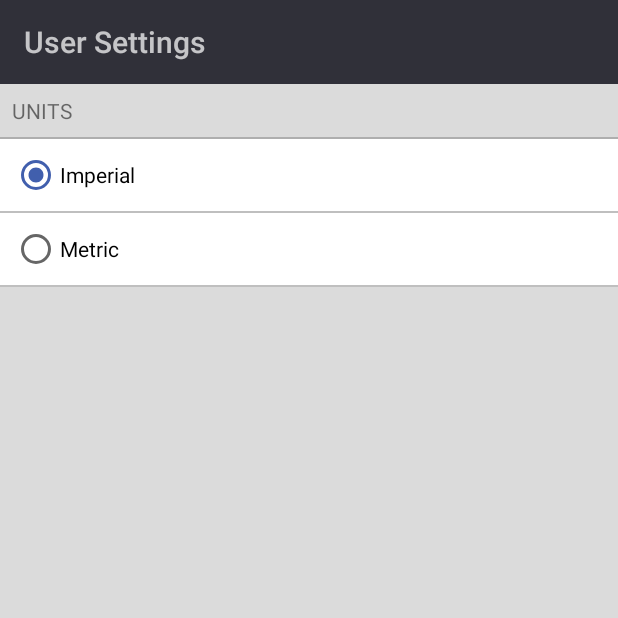
After one commit to KairisCharm/Mesonet2, an Android app: the UserSettingsActivity screen opened directly, with no data from a screen before it, on a phone screen of 412 x 824 dp, the top half of it. The commit adds this screen. Run offline under Robolectric (Android 15) with nearby library versions, the phone set to English and light mode, and no system bars; our stand-ins replace Dagger/Hilt's generated code, data binding.

Commit message:
User settings page

```diff
--- a/app/src/main/AndroidManifest.xml
+++ b/app/src/main/AndroidManifest.xml
@@ -26,6 +26,7 @@
         </activity>
 
         <activity android:name=".webview.WebViewActivity"/>
+        <activity android:name=".usersettings.UserSettingsActivity"/>
 
         <meta-data android:name="com.google.android.geo.API_KEY" android:value="@string/google_api_key"/>
 
--- a/app/src/main/java/org/mesonet/app/baseclasses/BaseActivity.kt
+++ b/app/src/main/java/org/mesonet/app/baseclasses/BaseActivity.kt
@@ -1,8 +1,11 @@
 package org.mesonet.app.baseclasses
 
+import android.os.Bundle
+import android.os.PersistableBundle
 import android.support.annotation.AnimRes
 import android.support.v4.app.Fragment
 import android.support.v7.app.AppCompatActivity
+import dagger.android.AndroidInjection
 
 import javax.inject.Inject
 
@@ -36,6 +39,13 @@ abstract class BaseActivity : AppCompatActivity(), HasSupportFragmentInjector {
     }
 
 
+    override fun onCreate(savedInstanceState: Bundle?) {
+        super.onCreate(savedInstanceState)
+
+        AndroidInjection.inject(this)
+    }
+
+
     override fun onDestroy() {
         mThreadHandler.CloseThreads()
         super.onDestroy()
--- a/app/src/main/java/org/mesonet/app/dependencyinjection/MainActivityModule.java
+++ b/app/src/main/java/org/mesonet/app/dependencyinjection/MainActivityModule.java
@@ -28,13 +28,16 @@ import javax.inject.Singleton;
 import dagger.Binds;
 import dagger.Module;
 import dagger.Provides;
+import dagger.android.AndroidInjectionModule;
 import dagger.android.AndroidInjector;
+import dagger.android.support.AndroidSupportInjectionModule;
 import dagger.android.support.FragmentKey;
 import dagger.multibindings.IntoMap;
 
 
 
-@Module(subcomponents = {SiteOverviewFragmentSubcomponent.class,
+@Module(includes = AndroidSupportInjectionModule.class,
+        subcomponents = {SiteOverviewFragmentSubcomponent.class,
         MesonetSiteDataControllerSubcomponent.class,
         MapListFragmentSubcomponent.class,
         RadarFragmentSubcomponent.class,
--- /dev/null
+++ b/app/src/main/java/org/mesonet/app/usersettings/UserSettingsActivity.kt
@@ -0,0 +1,52 @@
+package org.mesonet.app.usersettings
+
+import android.databinding.DataBindingUtil
+import android.os.Bundle
+import android.support.v4.app.Fragment
+import android.widget.RadioGroup
+import org.mesonet.app.R
+import org.mesonet.app.baseclasses.BaseActivity
+import org.mesonet.app.databinding.UserSettingsActivityBinding
+import org.mesonet.dataprocessing.userdata.Preferences
+import javax.inject.Inject
+
+class UserSettingsActivity: BaseActivity()
+{
+    @Inject
+    lateinit var mPreferences: Preferences
+
+    lateinit var mBinding: UserSettingsActivityBinding
+
+    public override fun onCreate(inSavedInstanceState: Bundle?)
+    {
+        super.onCreate(inSavedInstanceState)
+
+        mBinding = DataBindingUtil.setContentView(this, R.layout.user_settings_activity)
+
+        mPreferences.GetUnitPreference(object: Preferences.UnitPreferenceListener{
+            override fun UnitPreferenceFound(inUnitPreference: Preferences.UnitPreference) {
+                when(inUnitPreference)
+                {
+                    Preferences.UnitPreference.kImperial -> mBinding.imperialButton.isChecked = true
+                    Preferences.UnitPreference.kMetric -> mBinding.metricButton.isChecked = true
+                }
+            }
+
+        })
+
+        mBinding.unitsRadioGroup.setOnCheckedChangeListener(object: RadioGroup.OnCheckedChangeListener{
+            override fun onCheckedChanged(group: RadioGroup?, checkedId: Int) {
+                when(checkedId)
+                {
+                    R.id.imperialButton -> mPreferences.SetUnitPreference(Preferences.UnitPreference.kImperial)
+                    R.id.metricButton -> mPreferences.SetUnitPreference(Preferences.UnitPreference.kMetric)
+                }
+            }
+
+        })
+    }
+    override fun NavigateToPage(inFragment: Fragment, inPushToBackStack: Boolean, inAnimationIn: Int, inAnimationOut: Int) {
+        TODO("not implemented") //To change body of created functions use File | Settings | File Templates.
+    }
+
+}
--- /dev/null
+++ b/app/src/main/res/layout/user_settings_activity.xml
@@ -0,0 +1,63 @@
+<?xml version="1.0" encoding="utf-8"?>
+<layout xmlns:android="http://schemas.android.com/apk/res/android"
+    xmlns:app="http://schemas.android.com/apk/res-auto">
+    <LinearLayout
+        android:orientation="vertical"
+        android:layout_width="match_parent"
+        android:layout_height="match_parent"
+        android:background="#DBDBDB">
+
+        <android.support.v7.widget.Toolbar
+            android:layout_width="match_parent"
+            android:layout_height="wrap_content"
+            android:background="@color/listBackgroundColor"
+            android:titleTextColor="@color/lightTextColor"
+            app:titleTextColor="@color/lightTextColor"
+            android:title="User Settings"
+            app:title="User Settings"/>
+
+
+        <TextView
+            android:layout_width="wrap_content"
+            android:layout_height="wrap_content"
+            android:textAllCaps="true"
+            android:layout_margin="8dp"
+            android:text="Units"/>
+
+        <View
+            android:layout_width="match_parent"
+            android:layout_height="1dp"
+            android:background="@color/dividerColor"/>
+        <RadioGroup
+            android:id="@+id/unitsRadioGroup"
+            android:layout_width="match_parent"
+            android:layout_height="wrap_content"
+            android:background="@android:color/white">
+
+            <RadioButton
+                android:id="@+id/imperialButton"
+                android:layout_width="match_parent"
+                android:layout_height="wrap_content"
+                android:layout_margin="8dp"
+                android:text="Imperial"/>
+
+            <View
+                android:layout_width="match_parent"
+                android:layout_height="1dp"
+                android:background="@color/dividerColor"/>
+
+            <RadioButton
+                android:id="@+id/metricButton"
+                android:layout_width="match_parent"
+                android:layout_height="wrap_content"
+                android:layout_margin="8dp"
+                android:text="Metric"/>
+
+            <View
+                android:layout_width="match_parent"
+                android:layout_height="1dp"
+                android:background="@color/dividerColor"/>
+
+        </RadioGroup>
+    </LinearLayout>
+</layout>
```
Also changed, not shown: app/src/main/java/org/mesonet/app/MainActivity.kt (+9 -3 lines), app/src/main/java/org/mesonet/app/dependencyinjection/ApplicationModule.java (+11 -2 lines), app/src/main/java/org/mesonet/app/dependencyinjection/BaseActivityModule.java (added, +7 -0 lines), app/src/main/java/org/mesonet/app/dependencyinjection/UserSettingsActivityModule.java (added, +40 -0 lines), app/src/main/java/org/mesonet/app/dependencyinjection/UserSettingsActivitySubcomponent.java (added, +18 -0 lines), app/src/main/res/layout/main_activity.xml (+9 -9 lines).
